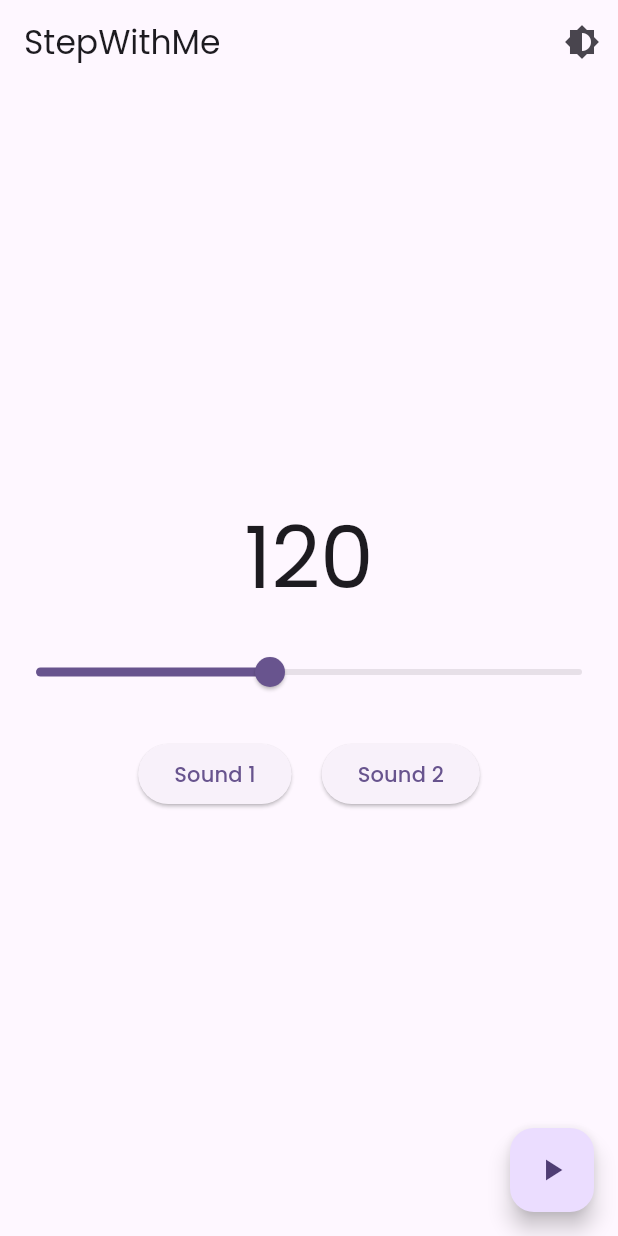
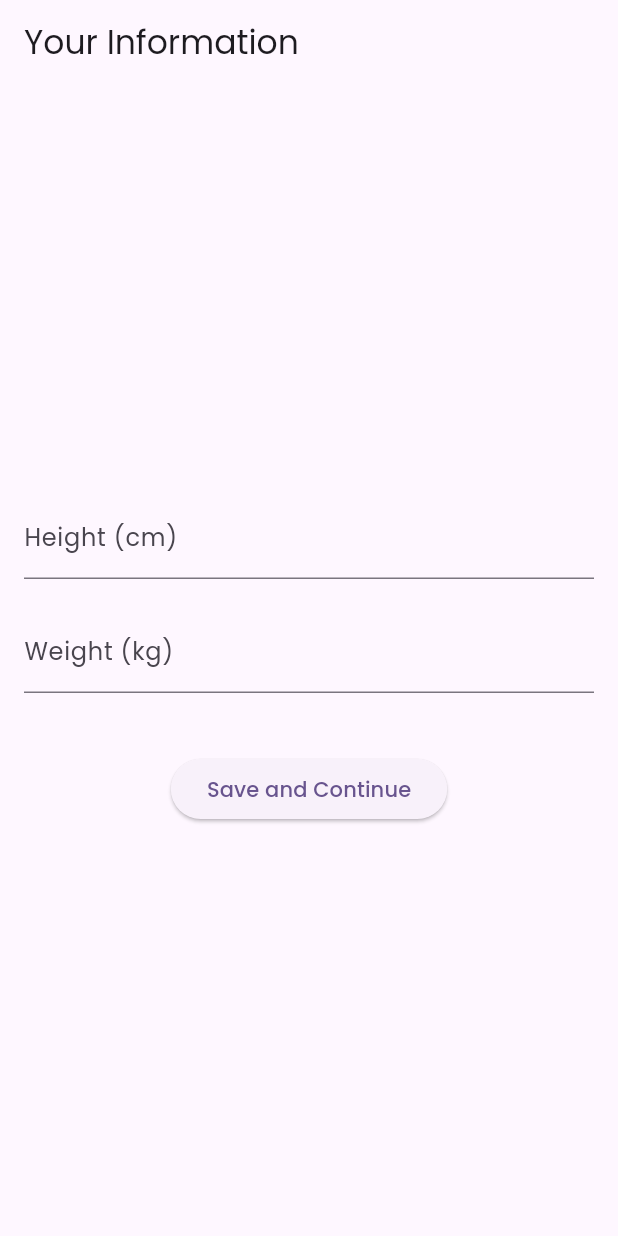
Before and after one commit to hatdoc/StepWithMe, a Flutter app: the screen it shows after launch, on a phone screen of 412 x 824 dp. Run offline on Flutter 3.47's test engine with Material 3 defaults, Android fonts, the phone set to English and light mode, and no system bars; our stand-ins replace audioplayers, flutter_riverpod, google_fonts, riverpod, shared_preferences.

Commit message:
feat: Add user info page and fix BPM service bug

```diff
--- a/lib/main.dart
+++ b/lib/main.dart
@@ -2,10 +2,12 @@ import 'dart:async';
 
 import 'package:audioplayers/audioplayers.dart';
 import 'package:flutter/material.dart';
-// Contains StateNotifier
-import 'package:flutter_riverpod/flutter_riverpod.dart'; // Contains ChangeNotifierProvider, StateNotifierProvider, ConsumerWidget, WidgetRef
+import 'package:flutter_riverpod/flutter_riverpod.dart';
 import 'package:google_fonts/google_fonts.dart';
 import 'package:shared_preferences/shared_preferences.dart';
+import 'package:myapp/initial_page.dart';
+import 'package:myapp/user_info_page.dart';
+import 'package:riverpod/riverpod.dart';
 
 void main() {
   runApp(const ProviderScope(child: MyApp()));
@@ -111,11 +113,14 @@ class BPMService {
   BPMService(this._audioService, this._appState);
 
   void start() {
-    _timer = Timer.periodic(Duration(milliseconds: 60000 ~/ _appState.bpm), (
-      _, // Changed 'timer' to '_' to indicate unused parameter
-    ) {
-      _audioService.play(_appState.sound);
-    });
+    _timer?.cancel(); // Cancel any existing timer
+    if (_appState.isPlaying) {
+      _timer = Timer.periodic(Duration(milliseconds: 60000 ~/ _appState.bpm), (
+        _,
+      ) {
+        _audioService.play(_appState.sound);
+      });
+    }
   }
 
   void stop() {
@@ -129,7 +134,7 @@ class MyApp extends ConsumerWidget {
 
   @override
   Widget build(BuildContext context, WidgetRef ref) {
-    final themeProviderState = ref.watch(themeProvider); // Corrected access
+    final themeProviderState = ref.watch(themeProvider);
     return MaterialApp(
       title: 'StepWithMe',
       theme: ThemeData(
@@ -148,8 +153,13 @@ class MyApp extends ConsumerWidget {
         ),
         textTheme: GoogleFonts.poppinsTextTheme(),
       ),
-      themeMode: themeProviderState.themeMode, // Corrected access
-      home: const HomePage(),
+      themeMode: themeProviderState.themeMode,
+      initialRoute: '/',
+      routes: {
+        '/': (context) => const InitialPage(),
+        '/home': (context) => const HomePage(),
+        '/user-info': (context) => const UserInfoPage(),
+      },
     );
   }
 }
@@ -176,9 +186,7 @@ class HomePage extends ConsumerWidget {
         actions: [
           IconButton(
             icon: const Icon(Icons.brightness_6),
-            onPressed: () => ref
-                .read(themeProvider.notifier)
-                .toggleTheme(), // Corrected access
+            onPressed: () => ref.read(themeProvider.notifier).toggleTheme(),
           ),
         ],
       ),
--- /dev/null
+++ b/lib/user_info_page.dart
@@ -0,0 +1,59 @@
+import 'package:flutter/material.dart';
+import 'package:shared_preferences/shared_preferences.dart';
+
+class UserInfoPage extends StatefulWidget {
+  const UserInfoPage({super.key});
+
+  @override
+  State<UserInfoPage> createState() => _UserInfoPageState();
+}
+
+class _UserInfoPageState extends State<UserInfoPage> {
+  final _heightController = TextEditingController();
+  final _weightController = TextEditingController();
+
+  @override
+  void dispose() {
+    _heightController.dispose();
+    _weightController.dispose();
+    super.dispose();
+  }
+
+  Future<void> _saveUserInfo() async {
+    final prefs = await SharedPreferences.getInstance();
+    await prefs.setString('height', _heightController.text);
+    await prefs.setString('weight', _weightController.text);
+    Navigator.of(context).pushReplacementNamed('/home');
+  }
+
+  @override
+  Widget build(BuildContext context) {
+    return Scaffold(
+      appBar: AppBar(title: const Text('Your Information')),
+      body: Padding(
+        padding: const EdgeInsets.all(16.0),
+        child: Column(
+          mainAxisAlignment: MainAxisAlignment.center,
+          children: [
+            TextField(
+              controller: _heightController,
+              decoration: const InputDecoration(labelText: 'Height (cm)'),
+              keyboardType: TextInputType.number,
+            ),
+            const SizedBox(height: 20),
+            TextField(
+              controller: _weightController,
+              decoration: const InputDecoration(labelText: 'Weight (kg)'),
+              keyboardType: TextInputType.number,
+            ),
+            const SizedBox(height: 40),
+            ElevatedButton(
+              onPressed: _saveUserInfo,
+              child: const Text('Save and Continue'),
+            ),
+          ],
+        ),
+      ),
+    );
+  }
+}
```
Also changed, not shown: lib/initial_page.dart (added, +34 -0 lines), 1 other file.
